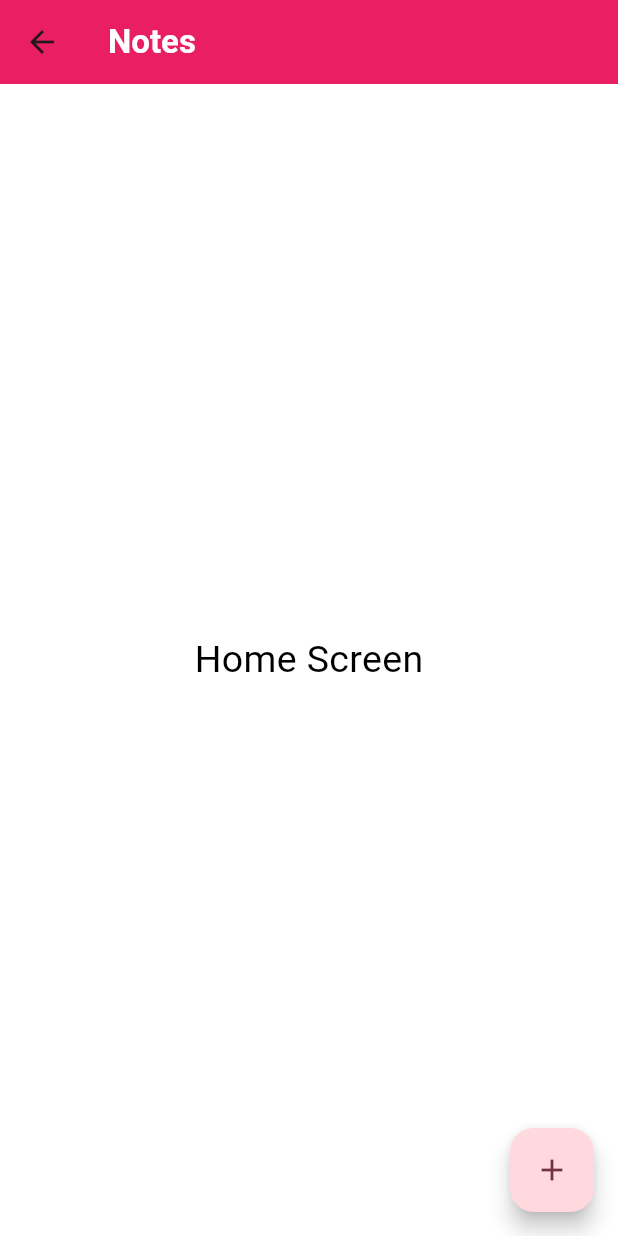
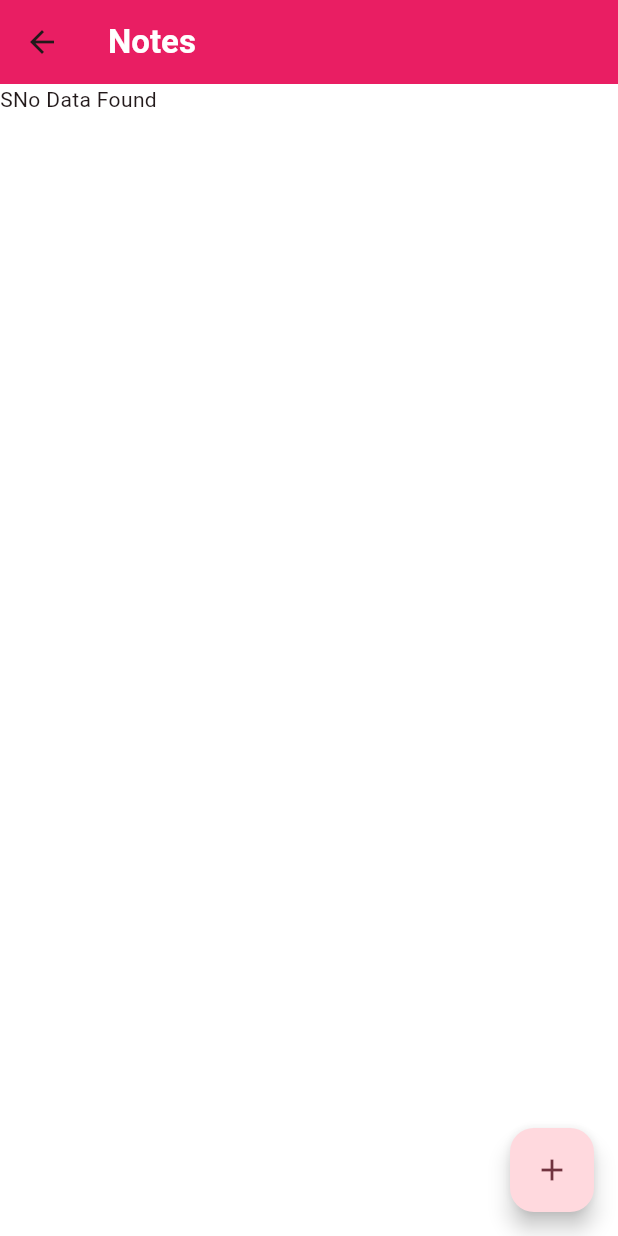
Before and after one commit to parvez24h/Notes, a Flutter app: the HomePage screen opened directly, on a phone screen of 412 x 824 dp. Run offline on Flutter 3.47's test engine with Material 3 defaults, Android fonts, the phone set to English and light mode, and no system bars; our stand-ins replace cloud_firestore, firebase_core, shared_preferences; accounts and stored records are empty.

```diff
--- a/lib/views/homePage.dart
+++ b/lib/views/homePage.dart
@@ -1,3 +1,4 @@
+import 'package:flutter/cupertino.dart';
 import 'package:flutter/material.dart';
 import 'package:cloud_firestore/cloud_firestore.dart';
 import 'package:notes/views/addNotePage.dart';
@@ -20,8 +21,39 @@ class _HomePageState extends State<HomePage> {
         title: Text("Notes", style: TextStyle(color: Colors.white, fontWeight: FontWeight.bold),),
         backgroundColor: Colors.pink,
       ),
-      body: Center(
-        child: Text("Home Screen", style: TextStyle(color: Colors.black, fontSize: 25),)
+      body: Container(
+        child: StreamBuilder(
+            stream: FirebaseFirestore.instance.collection("notes").snapshots(),
+            builder: (context, AsyncSnapshot<QuerySnapshot> snapshot){
+              if(snapshot.hasError){
+                return Text("Something went wrong");
+              }
+              if(snapshot.connectionState == ConnectionState.waiting){
+                return Center(
+                  child: CupertinoActivityIndicator(),
+                );
+              }
+              if(snapshot.data!.docs.isEmpty){
+                return Text("SNo Data Found");
+              }
+
+              if(snapshot != null && snapshot.data != null){
+                return ListView.builder(
+                  itemCount: snapshot.data!.docs.length,
+                    itemBuilder: (context, index){
+                      return Card(
+                        child: ListTile(title: Text(
+                          "Title: "+snapshot.data!.docs[index]['title']+"\n"+
+                            "Description: "+ snapshot.data!.docs[index]['description']
+                        ),),
+                      );
+                    }
+                );
+              }
+
+              return Container();
+
+            })
       ),
       floatingActionButton: FloatingActionButton(
         onPressed: () {
--- a/lib/views/splashScreen.dart
+++ b/lib/views/splashScreen.dart
@@ -23,7 +23,7 @@ class _SplashScreenState extends State<SplashScreen> with SingleTickerProviderSt
     SystemChrome.setEnabledSystemUIMode(SystemUiMode.edgeToEdge);
     Future.delayed(const Duration(seconds: 3), (){
       Navigator.of(context).pushReplacement(
-        MaterialPageRoute(builder: (_)=>mAuth?const HomePage():const LoginPage())
+        MaterialPageRoute(builder: (_)=>mAuth?const HomePage():const HomePage())
       );
     });
   }
```
